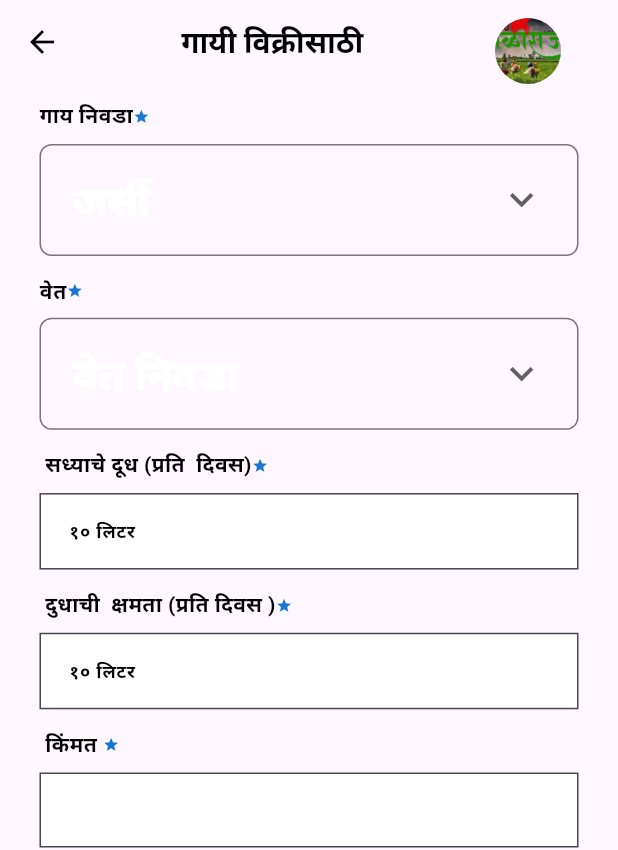
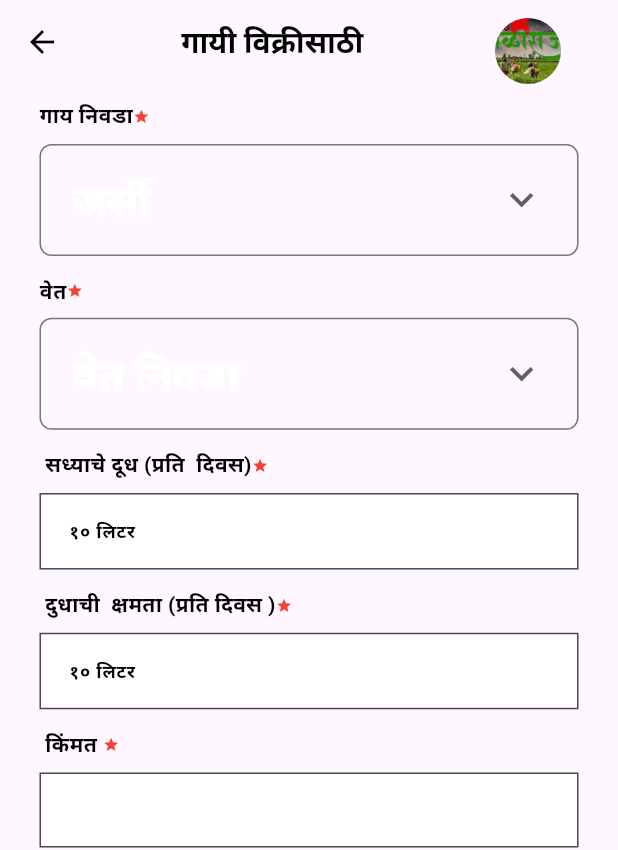
Before and after one commit to JalindarJagtap/Baliraja-app, a Flutter app: the CowSales screen opened by its route, on a phone screen of 412 x 824 dp. Shown: the top 850 px of the screen. Run offline on Flutter 3.47's test engine with Material 3 defaults, Android fonts, the phone set to English and light mode, and no system bars; drawn by our look-alikes of dotted_border; our stand-ins replace carousel_slider, curved_labeled_navigation_bar, flutter_screenutil, go_router, google_fonts, pinput; key blocks and very long unbroken strings in the code were emptied for the run.

Commit message:
remove unwanted code

```diff
--- a/lib/presentatioin/cow_sales_screen/cow_sales_screen.dart
+++ b/lib/presentatioin/cow_sales_screen/cow_sales_screen.dart
@@ -76,7 +76,7 @@ class _CowSalesState extends State<CowSales> {
                     ),
                     Icon(
                       Icons.star,
-                      color: Theme.of(context).primaryColorDark,
+                      color: Colors.red,
                       size: 10.sp,
                     ),
                   ],
@@ -114,7 +114,7 @@ class _CowSalesState extends State<CowSales> {
                     ),
                     Icon(
                       Icons.star,
-                      color: Theme.of(context).primaryColorDark,
+                      color: Colors.red,
                       size: 10.sp,
                     ),
                   ],
@@ -151,7 +151,7 @@ class _CowSalesState extends State<CowSales> {
                     ),
                     Icon(
                       Icons.star,
-                      color: Theme.of(context).primaryColorDark,
+                      color: Colors.red,
                       size: 10.sp,
                     ),
                   ],
@@ -163,7 +163,6 @@ class _CowSalesState extends State<CowSales> {
                   hintText: AppStrings.dahaliter,
                   fontSize: AppSizes.horizontalScreen12pxPaddingPhone,
                   fontWeight: FontWeight.bold,
-
                 ),
                 SizedBox(
                   height: 12.h,
@@ -179,7 +178,7 @@ class _CowSalesState extends State<CowSales> {
                     ),
                     Icon(
                       Icons.star,
-                      color: Theme.of(context).primaryColorDark,
+                      color: Colors.red,
                       size: 10.sp,
                     ),
                   ],
@@ -191,7 +190,6 @@ class _CowSalesState extends State<CowSales> {
                   hintText: AppStrings.dahaliter,
                   fontSize: AppSizes.horizontalScreen12pxPaddingPhone,
                   fontWeight: FontWeight.bold,
-
                 ),
                 SizedBox(
                   height: 12.h,
@@ -207,7 +205,7 @@ class _CowSalesState extends State<CowSales> {
                     ),
                     Icon(
                       Icons.star,
-                      color: Theme.of(context).primaryColorDark,
+                      color: Colors.red,
                       size: 10.sp,
                     ),
                   ],
@@ -291,28 +289,6 @@ class _CowSalesState extends State<CowSales> {
                 ),
                 Column(
                   children: [
-                    Container(
-                      height: 40.h,
-                      width: 350.w,
-                      color: Colors.amber,
-                      child: Row(
-                        mainAxisAlignment: MainAxisAlignment.center,
-                        children: [
-                          TextWidget(
-                            data: "अधिक माहिती टाका ",
-                            color: Theme.of(context).shadowColor,
-                            fontSize: 20.sp,
-                          ),
-                          SizedBox(
-                            width: 5.w,
-                          ),
-                          Icon(
-                            Icons.keyboard_arrow_down,
-                            size: 25.sp,
-                          )
-                        ],
-                      ),
-                    ),
                     SizedBox(height: 20.h),
                     Container(
                       height: 40.h,
@@ -322,7 +298,7 @@ class _CowSalesState extends State<CowSales> {
                         mainAxisAlignment: MainAxisAlignment.center,
                         children: [
                           TextWidget(
-                            data: "समाविष्ट करा",
+                            data: "समाविष्ट करा .",
                             color: Theme.of(context).shadowColor,
                             fontSize: 20.sp,
                           ),
@@ -330,6 +306,9 @@ class _CowSalesState extends State<CowSales> {
                       ),
                     ),
                   ],
+                ),
+                  SizedBox(
+                  height: 12.h,
                 ),
               ],
             ),
```
